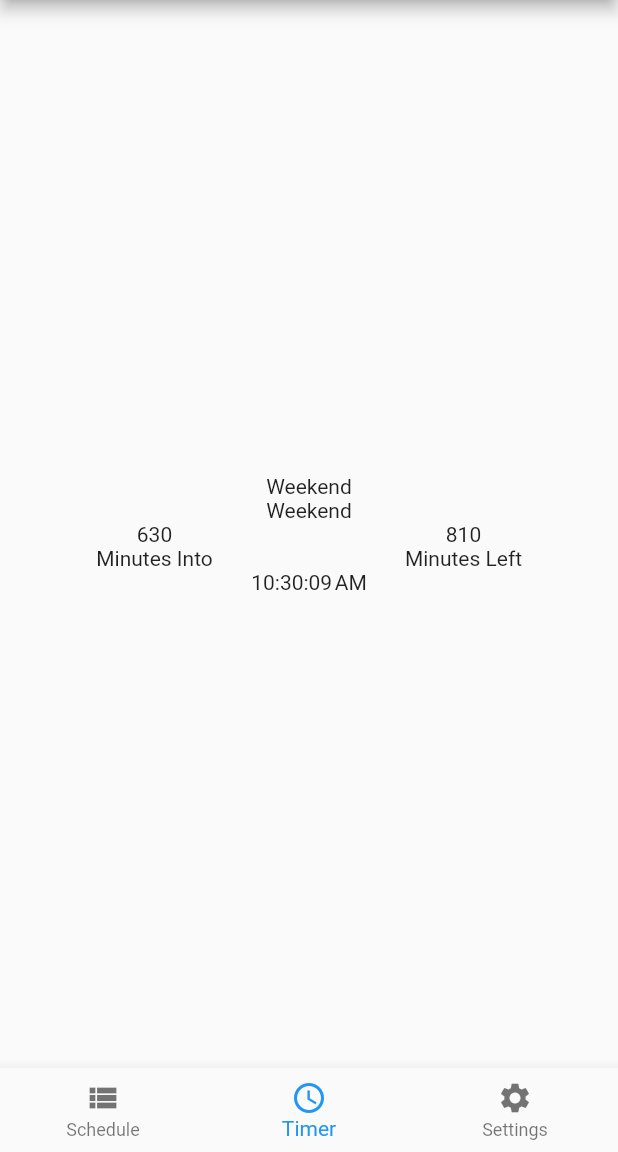
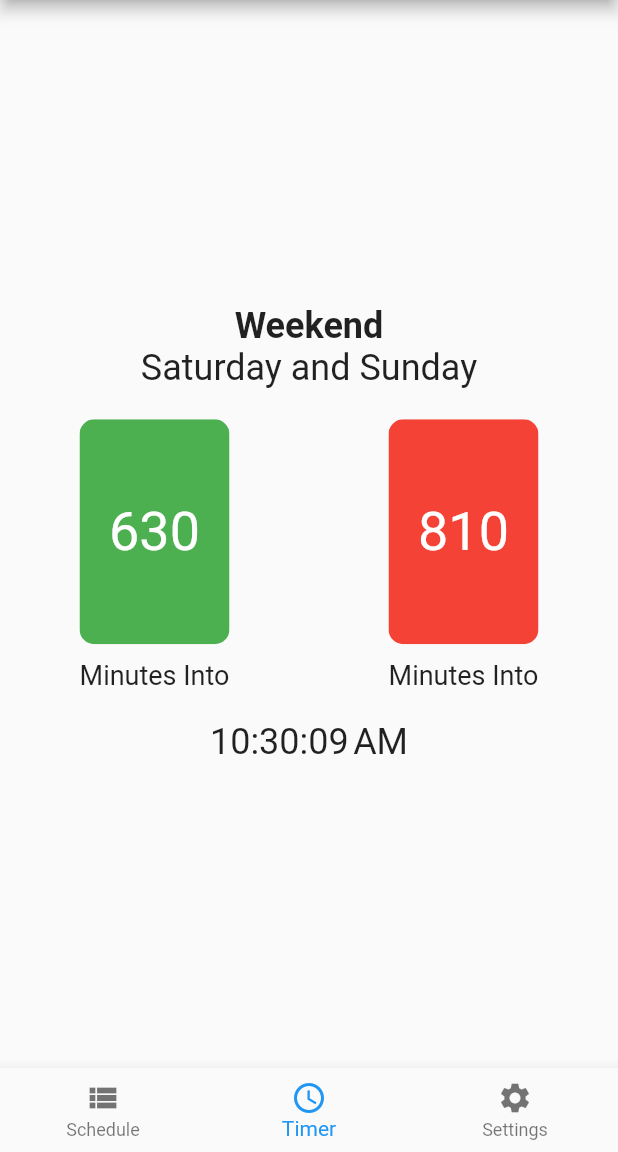
Before and after one commit to kazijamal/stuy-bell-schedule, a Flutter app: the screen it shows after launch, item 2 of the bottom bar chosen, on a phone screen of 412 x 824 dp, the part 84-1236 px from its top. Run offline on Flutter 3.47's test engine with Material 2 defaults, Android fonts, the phone set to English and light mode, and no system bars; our stand-ins replace shared_preferences.

Commit message:
Style timer page

```diff
--- /dev/null
+++ b/lib/presentation/timer/minutes_into.dart
@@ -0,0 +1,39 @@
+import 'package:flutter/material.dart';
+
+class MinutesInto extends StatelessWidget {
+  MinutesInto({Key key, this.value}) : super(key: key);
+
+  final int value;
+  // This widget is the root of your application.
+  @override
+  Widget build(BuildContext context) {
+    return Center(
+        child: Column(
+      mainAxisAlignment: MainAxisAlignment.center,
+      children: <Widget>[
+        ClipRRect(
+          borderRadius: BorderRadius.circular(10.0),
+          child: Container(
+            width: 100.0,
+            height: 150.0,
+            child: Material(
+              color: Colors.green,
+              child: Column(
+                mainAxisAlignment: MainAxisAlignment.center,
+                children: <Widget>[
+                  Text(
+                    '$value',
+                    textAlign: TextAlign.center,
+                    style: TextStyle(color: Colors.white, fontSize: 36),
+                  ),
+                ],
+              ),
+            ),
+          ),
+        ),
+        SizedBox(height: 10),
+        Text('Minutes Into', style: TextStyle(fontSize: 18)),
+      ],
+    ));
+  }
+}
--- /dev/null
+++ b/lib/presentation/timer/minutes_left.dart
@@ -0,0 +1,39 @@
+import 'package:flutter/material.dart';
+
+class MinutesLeft extends StatelessWidget {
+  MinutesLeft({Key key, this.value}) : super(key: key);
+
+  final int value;
+  // This widget is the root of your application.
+  @override
+  Widget build(BuildContext context) {
+    return Center(
+        child: Column(
+      mainAxisAlignment: MainAxisAlignment.center,
+      children: <Widget>[
+        ClipRRect(
+          borderRadius: BorderRadius.circular(10.0),
+          child: Container(
+            width: 100.0,
+            height: 150.0,
+            child: Material(
+              color: Colors.red,
+              child: Column(
+                mainAxisAlignment: MainAxisAlignment.center,
+                children: <Widget>[
+                  Text(
+                    '$value',
+                    textAlign: TextAlign.center,
+                    style: TextStyle(color: Colors.white, fontSize: 36),
+                  ),
+                ],
+              ),
+            ),
+          ),
+        ),
+        SizedBox(height: 10),
+        Text('Minutes Into', style: TextStyle(fontSize: 18)),
+      ],
+    ));
+  }
+}
--- a/lib/presentation/timer/timer_screen.dart
+++ b/lib/presentation/timer/timer_screen.dart
@@ -5,6 +5,9 @@ import 'package:shared_preferences/shared_preferences.dart';
 
 import '../../state/schedule_type.dart';
 import '../../state/timer_computations.dart';
+
+import './minutes_into.dart';
+import './minutes_left.dart';
 
 class TimerScreen extends StatefulWidget {
   @override
@@ -76,27 +79,35 @@ class _TimerScreenState extends State<TimerScreen> {
               child: Column(
                 mainAxisAlignment: MainAxisAlignment.center,
                 children: <Widget>[
-                  Text(_schedule),
-                  Text(_period),
+                  Text(_schedule,
+                      style:
+                          TextStyle(fontSize: 24, fontWeight: FontWeight.bold)),
+                  Text(
+                    _period,
+                    style: TextStyle(fontSize: 24),
+                  ),
+                  SizedBox(height: 20),
                   Row(
                     children: <Widget>[
                       Expanded(
                           child: Column(
                         children: <Widget>[
-                          Text('$_minutesInto'),
-                          Text('Minutes Into'),
+                          MinutesInto(value: _minutesInto),
                         ],
                       )),
                       Expanded(
                           child: Column(
                         children: <Widget>[
-                          Text('$_minutesLeft'),
-                          Text('Minutes Left'),
+                          MinutesLeft(value: _minutesLeft),
                         ],
                       )),
                     ],
                   ),
-                  Text('$_now'),
+                  SizedBox(height: 20),
+                  Text(
+                    '$_now',
+                    style: TextStyle(fontSize: 24),
+                  ),
                 ],
               ),
             ),
--- a/lib/state/schedule_time_constants.dart
+++ b/lib/state/schedule_time_constants.dart
@@ -1,52 +1,52 @@
 class ScheduleTimeConstants {
   static const REGULAR_SCHEDULE = {
     "Before School": {"start": 0, "end": 28800},
-    "1": {"start": 28800, "end": 31260},
-    "2": {"start": 31500, "end": 33960},
-    "3": {"start": 34260, "end": 36900},
-    "4": {"start": 37200, "end": 39660},
-    "5": {"start": 39960, "end": 42420},
-    "6": {"start": 32720, "end": 45180},
-    "7": {"start": 45480, "end": 47940},
-    "8": {"start": 48240, "end": 50700},
-    "9": {"start": 50940, "end": 53400},
-    "10": {"start": 53640, "end": 56100},
+    "Period 1": {"start": 28800, "end": 31260},
+    "Period 2": {"start": 31500, "end": 33960},
+    "Period 3": {"start": 34260, "end": 36900},
+    "Period 4": {"start": 37200, "end": 39660},
+    "Period 5": {"start": 39960, "end": 42420},
+    "Period 6": {"start": 32720, "end": 45180},
+    "Period 7": {"start": 45480, "end": 47940},
+    "Period 8": {"start": 48240, "end": 50700},
+    "Period 9": {"start": 50940, "end": 53400},
+    "Period 10": {"start": 53640, "end": 56100},
     "After School": {"start": 56100, "end": 86340}
   };
 
   static const HOMEROOM_SCHEDULE = {
     "Before School": {"start": 0, "end": 28800},
-    "1": {"start": 28800, "end": 31200},
-    "2": {"start": 31500, "end": 33900},
-    "3": {"start": 34140, "end": 36540},
+    "Period 1": {"start": 28800, "end": 31200},
+    "Period 2": {"start": 31500, "end": 33900},
+    "Period 3": {"start": 34140, "end": 36540},
     "Homeroom": {"start": 36780, "end": 37500},
-    "4": {"start": 37800, "end": 40200},
-    "5": {"start": 40440, "end": 42840},
-    "6": {"start": 43080, "end": 45480},
-    "7": {"start": 45720, "end": 48120},
-    "8": {"start": 48360, "end": 50760},
-    "9": {"start": 51000, "end": 53400},
-    "10": {"start": 53700, "end": 56100},
+    "Period 4": {"start": 37800, "end": 40200},
+    "Period 5": {"start": 40440, "end": 42840},
+    "Period 6": {"start": 43080, "end": 45480},
+    "Period 7": {"start": 45720, "end": 48120},
+    "Period 8": {"start": 48360, "end": 50760},
+    "Period 9": {"start": 51000, "end": 53400},
+    "Period 10": {"start": 53700, "end": 56100},
     "After School": {"start": 56100, "end": 86340}
   };
 
   static const CONFERENCE_SCHEDULE = {
     "Before School": {"start": 0, "end": 28800},
-    "1": {"start": 28800, "end": 31020},
-    "2": {"start": 31260, "end": 33480},
-    "3": {"start": 33720, "end": 35940},
-    "4": {"start": 36180, "end": 38400},
-    "5": {"start": 38640, "end": 40860},
-    "6": {"start": 41100, "end": 43320},
-    "7": {"start": 43560, "end": 45780},
-    "8": {"start": 46020, "end": 48240},
-    "9": {"start": 48480, "end": 50700},
-    "10": {"start": 50940, "end": 53160},
+    "Period 1": {"start": 28800, "end": 31020},
+    "Period 2": {"start": 31260, "end": 33480},
+    "Period 3": {"start": 33720, "end": 35940},
+    "Period 4": {"start": 36180, "end": 38400},
+    "Period 5": {"start": 38640, "end": 40860},
+    "Period 6": {"start": 41100, "end": 43320},
+    "Period 7": {"start": 43560, "end": 45780},
+    "Period 8": {"start": 46020, "end": 48240},
+    "Period 9": {"start": 48480, "end": 50700},
+    "Period 10": {"start": 50940, "end": 53160},
     "Meeting": {"start": 53400, "end": 55800},
     "After School": {"start": 55800, "end": 86340}
   };
 
   static const WEEKEND_SCHEDULE = {
-    "Weekend": {"start": 0, "end": 86400}
+    "Saturday and Sunday": {"start": 0, "end": 86400}
   };
 }
--- a/pubspec.yaml
+++ b/pubspec.yaml
@@ -21,6 +21,7 @@ dependencies:
     sdk: flutter
   intl: ^0.16.1
   shared_preferences: ^0.5.6+3
+  flutter_local_notifications: ^1.4.0
 
   # The following adds the Cupertino Icons font to your application.
   # Use with the CupertinoIcons class for iOS style icons.
```
Also changed, not shown: pubspec.lock, 1 other file.
